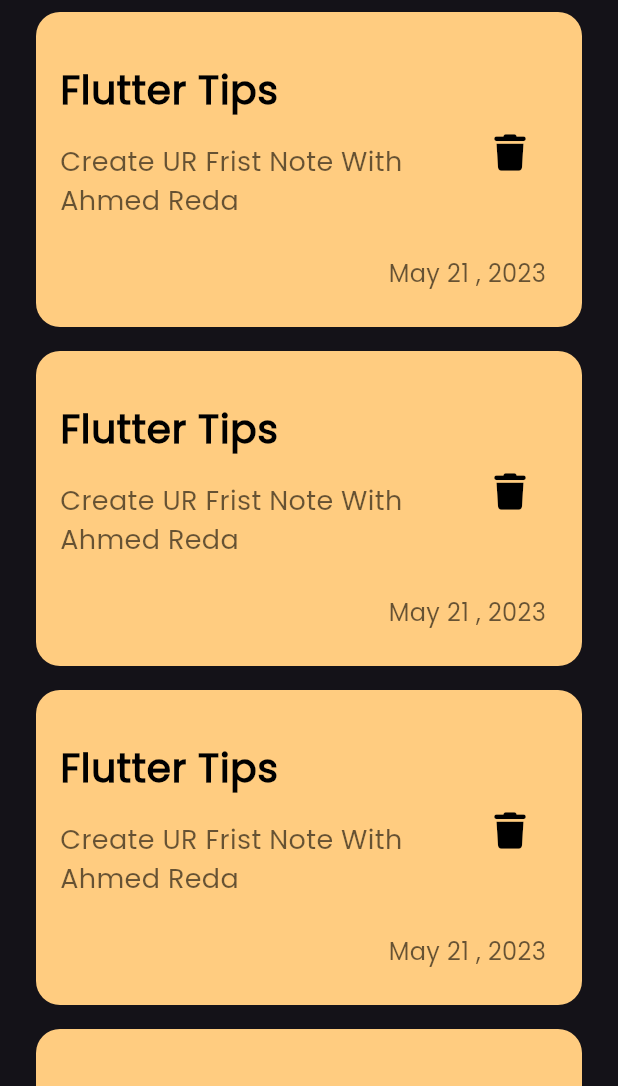
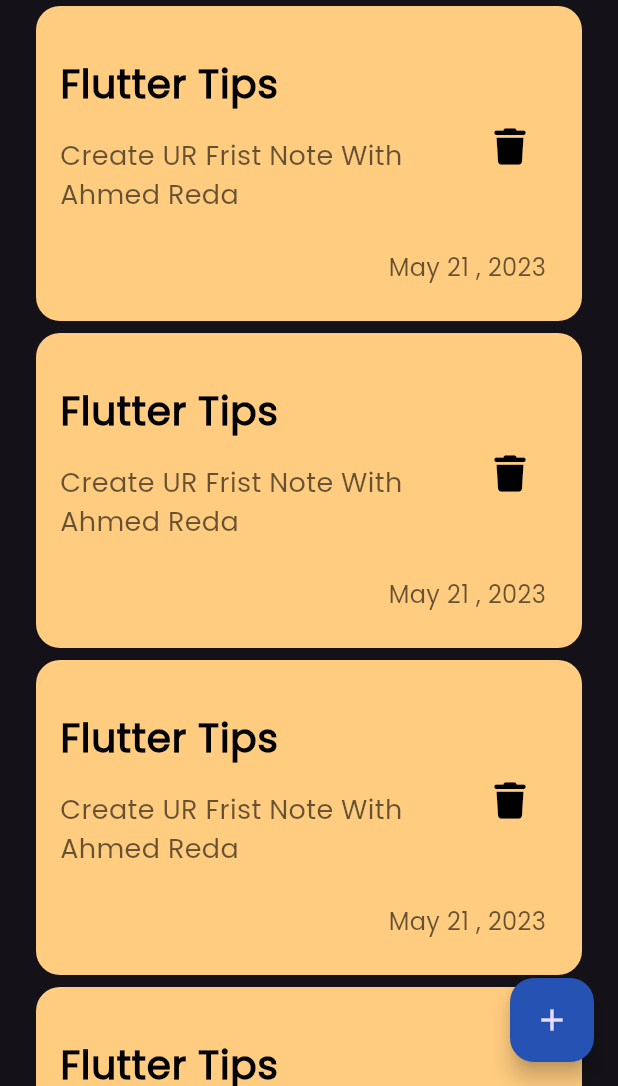
Before and after one commit to ahmedreda6/notes_app, a Flutter app: the screen it shows after launch, on a phone screen of 412 x 824 dp, the part 150-1236 px from its top. Run offline on Flutter 3.47's test engine with Material 3 defaults, Android fonts, the phone set to English and light mode, and no system bars; our stand-ins replace font_awesome_flutter.

Commit message:
add floating action botton

```diff
--- a/lib/views/notes_view.dart
+++ b/lib/views/notes_view.dart
@@ -6,8 +6,15 @@ class NotesView extends StatelessWidget {
 
   @override
   Widget build(BuildContext context) {
-    return const Scaffold(
-      body: NotesViewBody(),
+    return Scaffold(
+      floatingActionButton: FloatingActionButton(
+        onPressed: () {},
+        backgroundColor: const Color.fromARGB(255, 37, 82, 179),
+        child: const Icon(
+          Icons.add,
+        ),
+      ),
+      body: const NotesViewBody(),
     );
   }
 }
--- a/lib/widgets/notes_list_view.dart
+++ b/lib/widgets/notes_list_view.dart
@@ -3,13 +3,13 @@ import 'package:notes_app/widgets/custom_item.dart';
 
 class NotesListView extends StatelessWidget {
   const NotesListView({super.key});
-
+  // final data = const [];
   @override
   Widget build(BuildContext context) {
     return ListView.builder(
       itemBuilder: (context, index) {
         return const Padding(
-          padding: EdgeInsets.symmetric(vertical: 8),
+          padding: EdgeInsets.symmetric(vertical: 4),
           child: NotesItem(),
         );
       },
```
